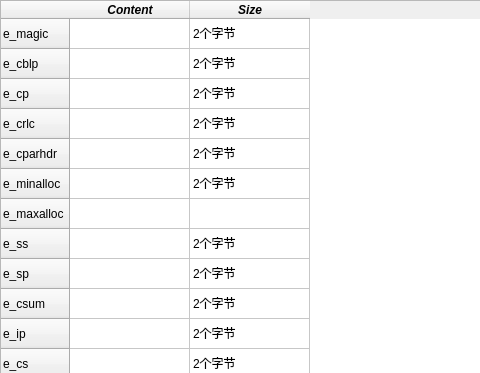
This is DOSWindow.ui in rev-li/PETool as Qt 5 draws it before an edit; both pictures show x 0 to 480 and y 0 to 373 of the 900 by 480 pixel window. The edited form follows.
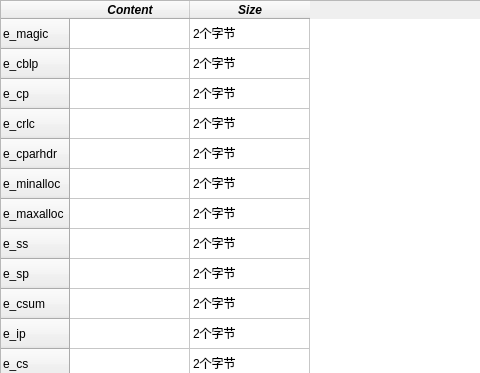
This is the edited form.

Commit message: 已完成文件拖拽和读取

The edit to the form file:
```diff
--- a/DOSWindow.ui
+++ b/DOSWindow.ui
@@ -280,6 +280,11 @@
       <string>2个字节</string>
      </property>
     </item>
+    <item row="6" column="1">
+     <property name="text">
+      <string>2个字节</string>
+     </property>
+    </item>
     <item row="7" column="0">
      <property name="text">
       <string/>
```
The commit also changes 2 other files.
